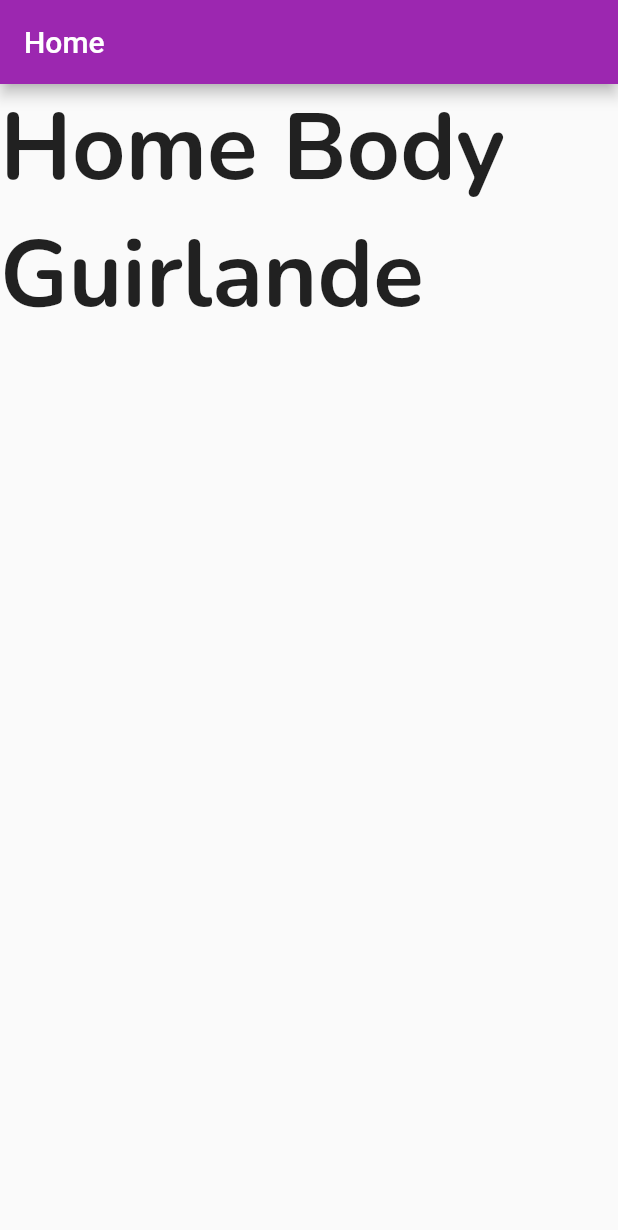
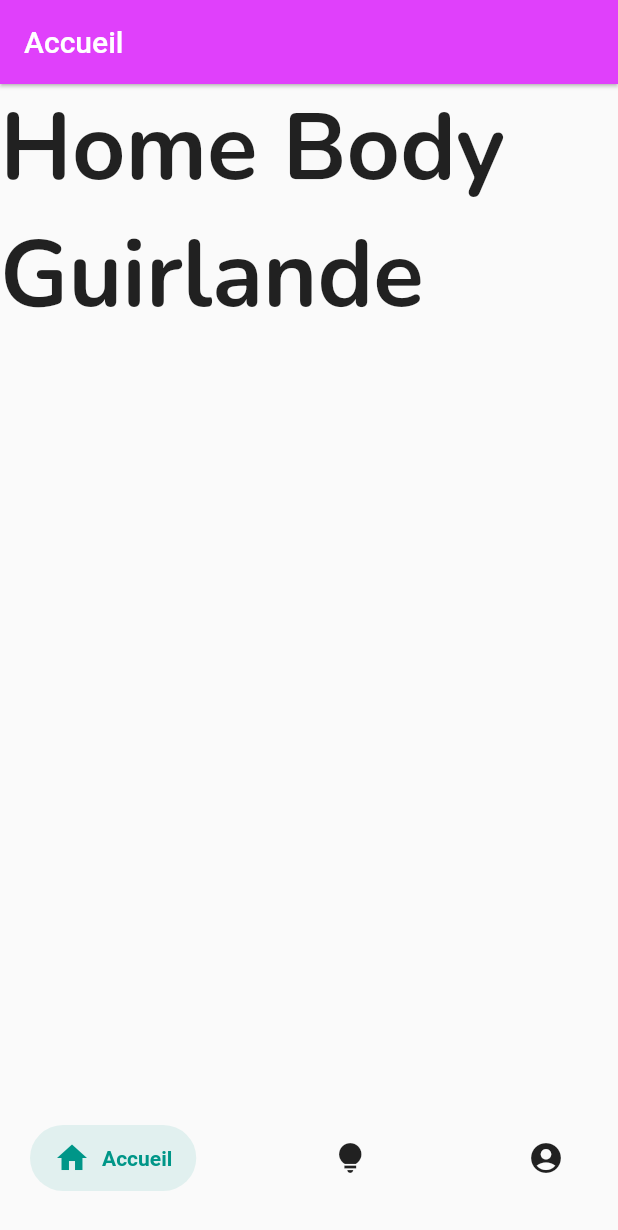
Before and after one commit to la-guirlande/guirlande-hub-mobile, a Flutter app: the screen it shows after launch, on a phone screen of 412 x 824 dp. Shown: the top 1230 px of the screen. Run offline on Flutter 3.47's test engine with Material 2 defaults, Android fonts, the phone set to English and light mode, and no system bars; drawn by our look-alikes of salomon_bottom_bar; our stand-ins replace google_fonts.

Commit message:
add bottom navigation bar design

```diff
--- a/lib/ui/pages/home_page.dart
+++ b/lib/ui/pages/home_page.dart
@@ -1,16 +1,49 @@
 import 'package:flutter/material.dart';
 import 'package:giurlande_hub_mobile/ui/widgets/home_body.dart';
+import 'package:salomon_bottom_bar/salomon_bottom_bar.dart';
 
-class HomePage extends StatelessWidget {
+class HomePage extends StatefulWidget {
   const HomePage({Key? key}) : super(key: key);
+
+  @override
+  _HomePageState createState() => _HomePageState();
+}
+
+class _HomePageState extends State<HomePage> {
+  int _currentIndex = 0;
 
   @override
   Widget build(BuildContext context) {
     return Scaffold(
       appBar: AppBar(
-        title: const Text("Home"),
+        backgroundColor: Colors.purpleAccent,
+        elevation: 1,
+        title: const Text("Accueil"),
       ),
       body: const HomeBody(),
+      bottomNavigationBar: SalomonBottomBar(
+        currentIndex: _currentIndex,
+        margin: const EdgeInsets.symmetric(vertical: 30, horizontal: 20),
+        onTap: (index) {
+          setState(() {
+            _currentIndex = index;
+          });
+        },
+        items: [
+          SalomonBottomBarItem(
+              icon: const Icon(Icons.home),
+              title: const Text("Accueil"),
+              selectedColor: Colors.teal),
+          SalomonBottomBarItem(
+              icon: const Icon(Icons.lightbulb_sharp),
+              title: const Text("Presets"),
+              selectedColor: Colors.purple),
+          SalomonBottomBarItem(
+              icon: const Icon(Icons.account_circle),
+              title: const Text("Compte"),
+              selectedColor: Colors.redAccent[400]),
+        ],
+      ),
     );
   }
 }
--- a/pubspec.yaml
+++ b/pubspec.yaml
@@ -35,6 +35,7 @@ dependencies:
   # Use with the CupertinoIcons class for iOS style icons.
   cupertino_icons: ^1.0.2
   google_fonts: ^2.1.0
+  salomon_bottom_bar: ^3.1.0
 
 dev_dependencies:
   flutter_test:
```
Also changed, not shown: pubspec.lock.
